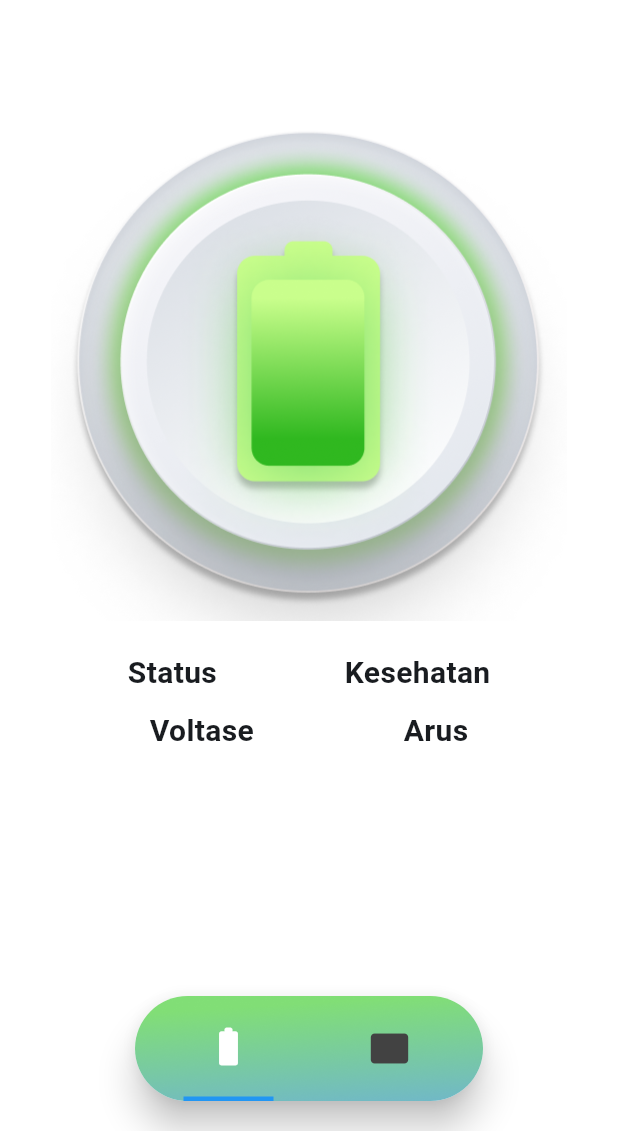
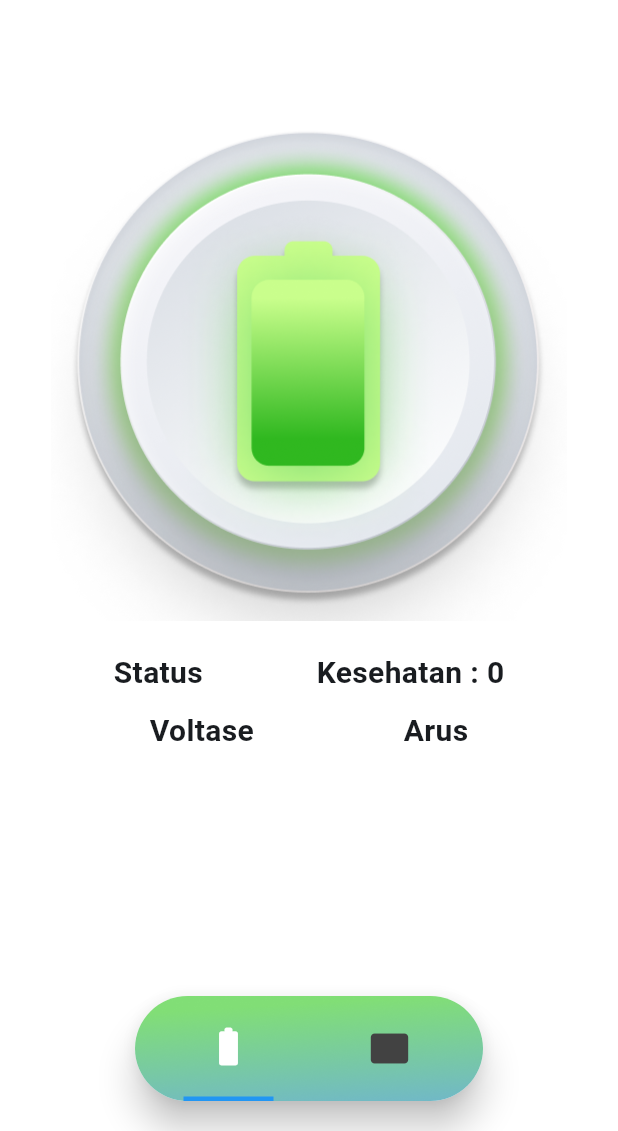
Before and after one commit to iamahmadzidan/smilesbeta00, a Flutter app: the screen it shows after launch, on a phone screen of 412 x 824 dp, the part 105-1236 px from its top. Run offline on Flutter 3.47's test engine with Material 3 defaults, Android fonts, the phone set to English and light mode, and no system bars; our stand-ins replace firebase_core, firebase_database; accounts and stored records are empty.

Commit message:
menambahkan realtime database di home dan memanggil nilai realtime database ke

```diff
--- a/lib/halaman/home.dart
+++ b/lib/halaman/home.dart
@@ -1,3 +1,6 @@
+
+import 'package:firebase_core/firebase_core.dart';
+import 'package:firebase_database/firebase_database.dart';
 import 'package:flutter/material.dart';
 import 'package:smilesbeta00/halaman/batterycellpage.dart';
 import 'package:smilesbeta00/halaman/helppage.dart';
@@ -19,12 +22,22 @@ class HomePageState extends State<MyHome> {
   ];
 
   List<Widget> pages = [
-    const MyWholeBatteryPage(),
+    const MyWholeBatteryPage(realTimeValue: '0',),
     const MyBatteryCellPage(), // Placeholder for other page
   ];
 
   @override
   Widget build(BuildContext context) {
+    DatabaseReference _testRef =
+        FirebaseDatabase.instance.ref().child('presentase');
+    String realTimeValue = '0';
+    _testRef.onValue.listen(
+      (event) {
+        setState(() {
+          realTimeValue = event.snapshot.value.toString();
+        });
+      },
+    );
     double navigationBarWidth =
         100 + (data.length * 100); // Adjust this value based on your needs
 
--- a/lib/halaman/wholebatterypage.dart
+++ b/lib/halaman/wholebatterypage.dart
@@ -1,7 +1,9 @@
 import 'package:flutter/material.dart';
 
 class MyWholeBatteryPage extends StatelessWidget {
-  const MyWholeBatteryPage({super.key});
+  final String realTimeValue;
+
+  const MyWholeBatteryPage({super.key, required this.realTimeValue});
 
   @override
   Widget build(BuildContext context) {
@@ -12,35 +14,29 @@ class MyWholeBatteryPage extends StatelessWidget {
         children: [
           Image.asset('assets/img/normal.png', scale: 1.5),
           const SizedBox(height: 20), // Spacer between image and text
-          const Row(
+          Row(
             mainAxisAlignment: MainAxisAlignment.spaceEvenly,
             children: [
-              Text(
+              const Text(
                 "Status",
                 style: TextStyle(fontSize: 20, fontWeight: FontWeight.bold),
                 textAlign: TextAlign.center,
               ),
-              Text(
-                "Kesehatan",
-                style: TextStyle(fontSize: 20, fontWeight: FontWeight.bold),
-                textAlign: TextAlign.center
-              ),
+              Text("Kesehatan : $realTimeValue",
+                  style: const TextStyle(fontSize: 20, fontWeight: FontWeight.bold),
+                  textAlign: TextAlign.center),
             ],
           ),
           const SizedBox(height: 10), // Spacer between rows
           const Row(
             mainAxisAlignment: MainAxisAlignment.spaceEvenly,
             children: [
-              Text(
-                "Voltase",
-                style: TextStyle(fontSize: 20, fontWeight: FontWeight.bold),
-                textAlign: TextAlign.center
-              ),
-              Text(
-                "Arus",
-                style: TextStyle(fontSize: 20, fontWeight: FontWeight.bold),
-                textAlign: TextAlign.center
-              ),
+              Text("Voltase",
+                  style: TextStyle(fontSize: 20, fontWeight: FontWeight.bold),
+                  textAlign: TextAlign.center),
+              Text("Arus",
+                  style: TextStyle(fontSize: 20, fontWeight: FontWeight.bold),
+                  textAlign: TextAlign.center),
             ],
           ),
         ],
```
